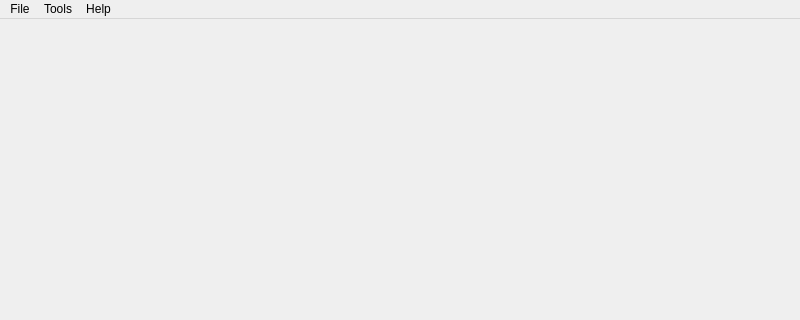
Above: src/tools/hlmv/ui/HLMVMainWindow.ui from SamVanheer/HalfLifeAssetManager before the change; both pictures show x 0 to 800 and y 0 to 320 of the 800 by 600 pixel window. Below: the same form after it.
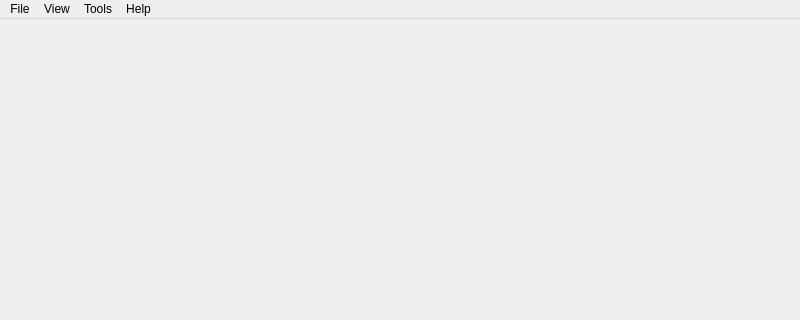
That is the form after the change.

```diff
--- a/src/tools/hlmv/ui/HLMVMainWindow.ui
+++ b/src/tools/hlmv/ui/HLMVMainWindow.ui
@@ -42,7 +42,14 @@
     </property>
     <addaction name="ActionAbout"/>
    </widget>
+   <widget class="QMenu" name="MenuView">
+    <property name="title">
+     <string>View</string>
+    </property>
+    <addaction name="ActionFullscreen"/>
+   </widget>
    <addaction name="MenuFile"/>
+   <addaction name="MenuView"/>
    <addaction name="MenuTools"/>
    <addaction name="MenuHelp"/>
   </widget>
```
Left out of the diff: 8 changed lines with no effect on the pictures.
